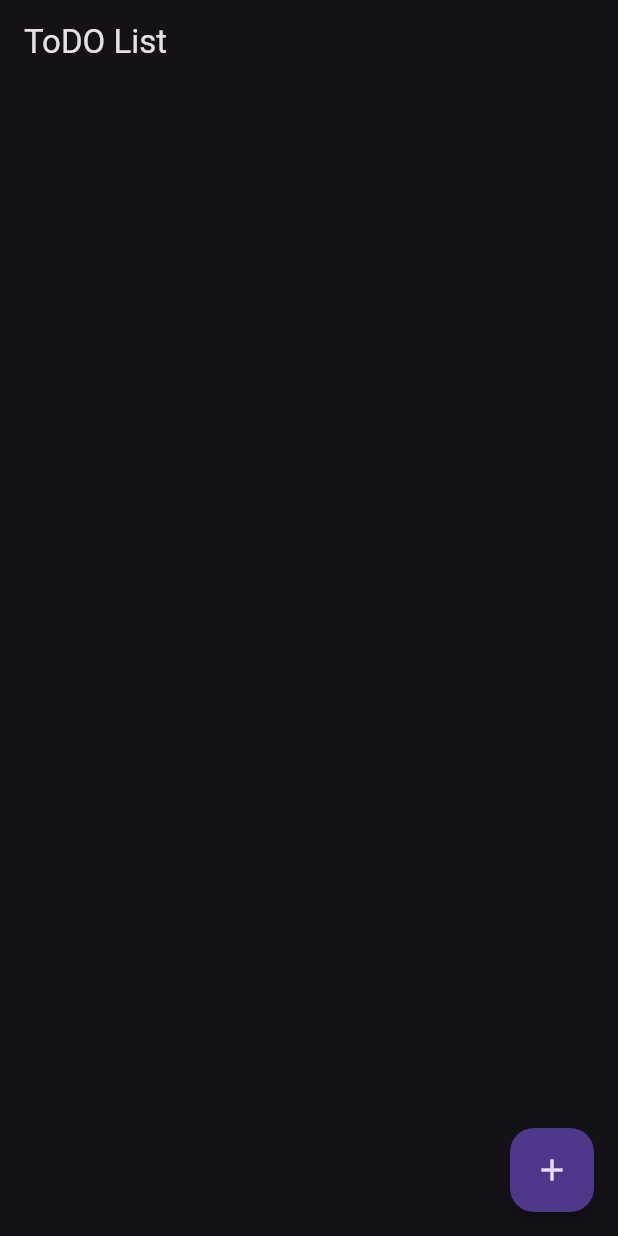
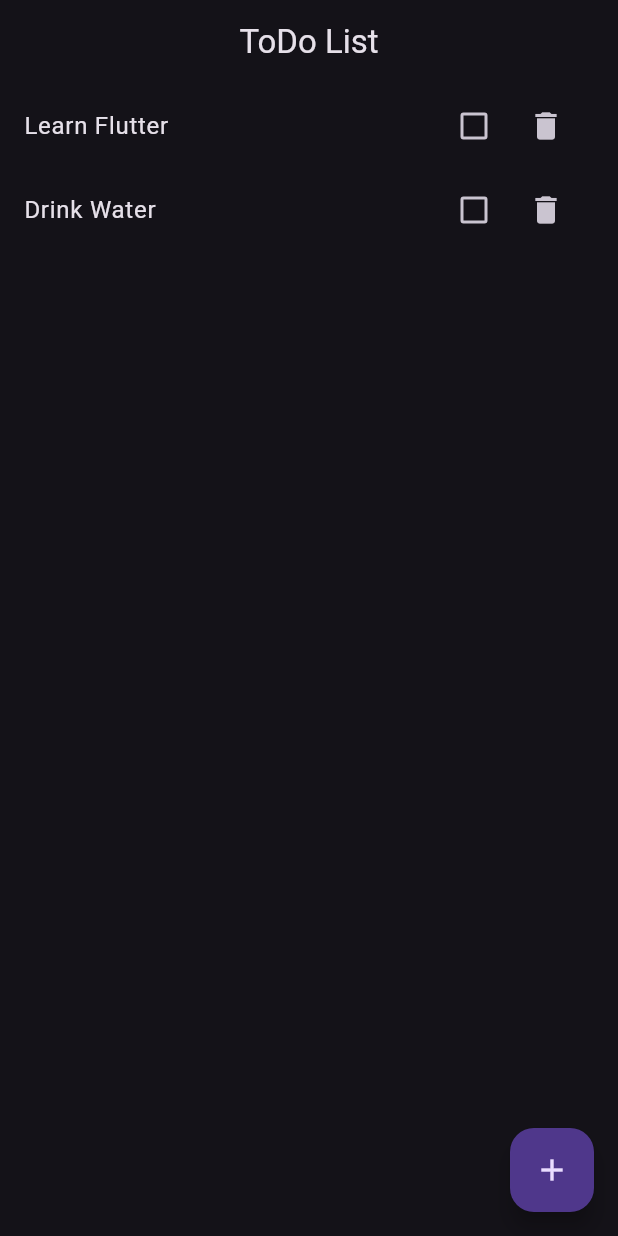
Before and after one commit to Niyaljacob/ToDo_provider, a Flutter app: the screen it shows after launch, on a phone screen of 412 x 824 dp. Run offline on Flutter 3.47's test engine with Material 3 defaults, Android fonts, the phone set to English and light mode, and no system bars.

Commit message:
final commit

```diff
--- /dev/null
+++ b/lib/model/save_task.dart
@@ -0,0 +1,26 @@
+import 'package:flutter/material.dart';
+import 'package:todo_provider/model/task_model.dart';
+
+class SaveTask extends ChangeNotifier{
+  List<Task>_tasks=[
+    Task(title: 'Learn Flutter', isCompleted: false),
+    Task(title: 'Drink Water', isCompleted:  false),
+  ];
+
+  List<Task> get tasks=> _tasks;
+
+  void addTask(Task task){
+    tasks.add(task);
+    notifyListeners();
+  }
+
+  void checkTask(int index){
+    tasks[index].isDone();
+    notifyListeners();
+  }
+
+  void removeTask(Task task){
+    tasks.remove(task);
+    notifyListeners();
+  }
+}
--- /dev/null
+++ b/lib/model/task_model.dart
@@ -0,0 +1,10 @@
+class Task{
+  final String title;
+  bool isCompleted;
+
+  Task({required this.title, required this.isCompleted});
+
+  void isDone(){
+    isCompleted= !isCompleted;
+  }
+}
--- a/lib/view/todolist.dart
+++ b/lib/view/todolist.dart
@@ -1,19 +1,54 @@
+
 import 'package:flutter/material.dart';
+import 'package:provider/provider.dart';
+import 'package:todo_provider/model/save_task.dart';
 
 class TodoList extends StatelessWidget {
   const TodoList({super.key});
 
   @override
   Widget build(BuildContext context) {
+
     return Scaffold(
       appBar: AppBar(
-        title: const Text('ToDO List'),
+        title: const Center(child: Text('ToDo List')),
       ),
       floatingActionButton: FloatingActionButton(onPressed: (){
         Navigator.of(context).pushNamed('/add-todo-screen');
       },
       child: const Icon(Icons.add),
       ),
+      body: Consumer<SaveTask>(builder: (context, task, child) => ListView.builder(
+        itemCount: task.tasks.length,
+        itemBuilder: (BuildContext context, index){
+          return ListTile(
+            title: Text(task.tasks[index].title,
+            style: TextStyle(
+              decoration: task.tasks[index].isCompleted ? TextDecoration.lineThrough: TextDecoration.none,
+            ),
+            ),
+            trailing: Wrap(
+
+              children: [
+                Checkbox(
+                  value: task.tasks[index].isCompleted,
+                  onChanged: (_){
+                    context.read<SaveTask>().checkTask(index);
+                },
+                ),
+                IconButton(onPressed: (){
+                  context.read<SaveTask>().removeTask(task.tasks[index],
+                  );
+                },
+                icon: const Icon(Icons.delete),
+                ),
+              ],
+            ),
+          );
+        }
+        ),
+        ),
+
     );
   }
 }
```
Also changed, not shown: lib/main.dart (+6 -1 lines), lib/view/add_todo.dart (+12 -1 lines).
